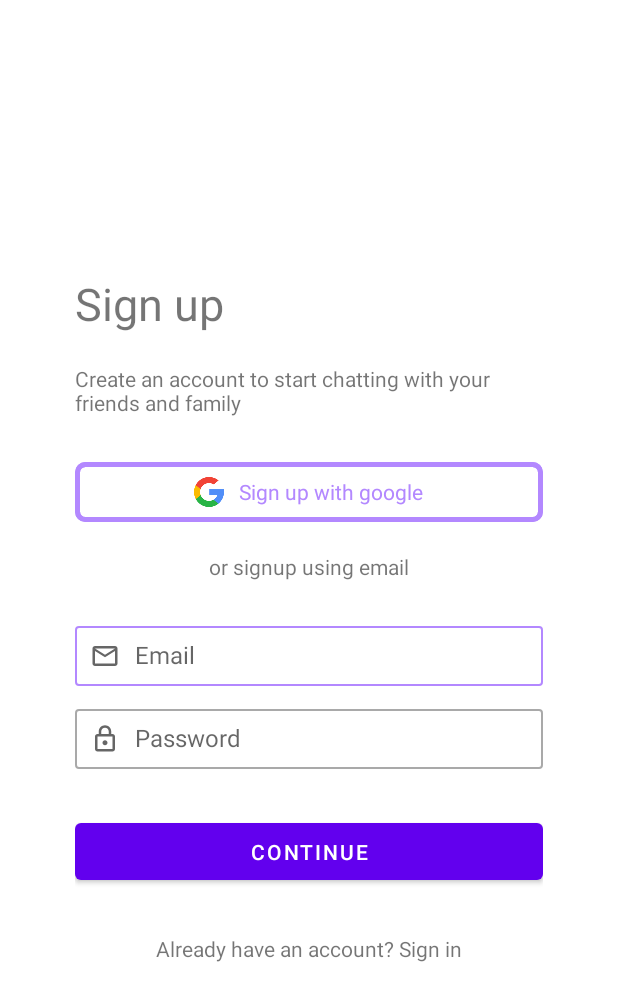
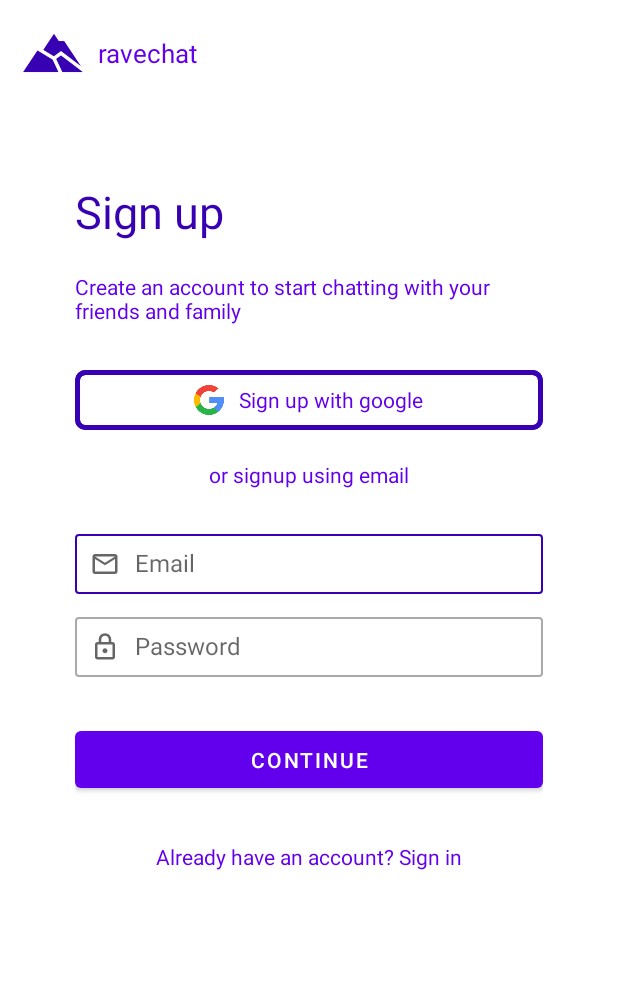
Before and after one commit to Abu-muhab/rave_chat, an Android app: the layout fragment_login.xml on its own in the app's theme, with its tools: preview values and no code run, on a phone screen of 412 x 824 dp. Shown: the top 1001 px of the screen. Run offline under Robolectric (Android 15) with nearby library versions, the phone set to English and light mode, and no system bars.

Commit message:
signup page

```diff
--- a/app/src/main/java/com/abumuhab/chat/LoginFragment.kt
+++ b/app/src/main/java/com/abumuhab/chat/LoginFragment.kt
@@ -1,11 +1,13 @@
 package com.abumuhab.chat
 
+import android.app.Activity
 import android.os.Bundle
 import android.util.Log
 import androidx.fragment.app.Fragment
 import android.view.LayoutInflater
 import android.view.View
 import android.view.ViewGroup
+import android.view.inputmethod.InputMethodManager
 import androidx.appcompat.app.AppCompatActivity
 import androidx.databinding.DataBindingUtil
 import com.abumuhab.chat.databinding.FragmentLoginBinding
@@ -21,10 +23,13 @@ class LoginFragment : Fragment() {
         inflater: LayoutInflater, container: ViewGroup?,
         savedInstanceState: Bundle?
     ): View? {
-        // Inflate the layout for this fragment
         val binding: FragmentLoginBinding = DataBindingUtil.inflate<FragmentLoginBinding>(inflater,R.layout.fragment_login, container, false)
+        (activity as AppCompatActivity).supportActionBar?.hide()
 
-        (activity as AppCompatActivity).supportActionBar?.hide()
+        binding.signupContainer.setOnClickListener {
+            val imm = requireContext().getSystemService(Activity.INPUT_METHOD_SERVICE) as InputMethodManager
+            imm.hideSoftInputFromWindow(it.windowToken,0)
+        }
 
         return  binding.root
     }
--- a/app/src/main/res/layout/fragment_login.xml
+++ b/app/src/main/res/layout/fragment_login.xml
@@ -2,12 +2,44 @@
 <layout xmlns:android="http://schemas.android.com/apk/res/android"
     xmlns:app="http://schemas.android.com/apk/res-auto"
     xmlns:tools="http://schemas.android.com/tools">
+
+    <ScrollView
+        android:layout_width="match_parent"
+        android:layout_height="match_parent">
         <LinearLayout
             android:layout_width="match_parent"
-        android:layout_height="match_parent"
+            android:layout_height="wrap_content"
+            android:orientation="vertical">
+
+            <LinearLayout
+                android:layout_width="match_parent"
+                android:layout_height="wrap_content"
+                android:padding="15dp"
+                android:orientation="horizontal">
+                <ImageView
+                    android:layout_width="40dp"
+                    android:layout_height="40dp"
+                    app:tint="@color/primary"
+                    android:src="@drawable/mountain"/>
+                <TextView
+                    android:layout_width="wrap_content"
+                    android:layout_height="wrap_content"
+                    android:layout_gravity="center"
+                    android:textSize="17sp"
+                    android:textColor="@color/primary_light"
+                    android:layout_marginStart="10dp"
+                    android:text="ravechat"/>
+            </LinearLayout>
+
+            <LinearLayout
+                android:id="@+id/signup_container"
+                android:layout_width="match_parent"
+                android:layout_height="wrap_content"
+                android:clickable="true"
+                android:focusable="true"
+                android:gravity="center"
                 android:orientation="vertical"
                 android:padding="50dp"
-        android:gravity="center"
                 tools:context=".LoginFragment">
 
 
@@ -15,37 +47,41 @@
                     android:id="@+id/signupText"
                     android:layout_width="match_parent"
                     android:layout_height="wrap_content"
-            android:textSize="30sp"
-            android:text="Sign up" />
+                    android:textColor="@color/primary"
+                    android:text="Sign up"
+                    android:textSize="30sp" />
 
                 <TextView
-            android:paddingTop="20dp"
                     android:layout_width="match_parent"
                     android:layout_height="wrap_content"
                     android:layout_marginBottom="30dp"
+                    android:paddingTop="20dp"
+                    android:textColor="@color/primary_light"
                     android:text="Create an account to start chatting with your friends and family" />
 
                 <LinearLayout
                     android:id="@+id/signup_with_google"
+                    android:layout_width="match_parent"
+                    android:layout_height="wrap_content"
+                    android:layout_marginBottom="20dp"
                     android:background="@drawable/signup_with_google_button"
-            android:layout_width="match_parent"
-            android:padding="10dp"
-            android:orientation="horizontal"
                     android:clickable="true"
                     android:focusable="true"
                     android:gravity="center"
-            android:layout_marginBottom="20dp"
-            android:layout_height="wrap_content">
+                    android:orientation="horizontal"
+                    android:padding="10dp">
+
                     <ImageView
                         android:layout_width="20dp"
                         android:layout_height="20dp"
-                android:src="@drawable/search"
-                android:layout_marginRight="10dp"/>
+                        android:layout_marginRight="10dp"
+                        android:src="@drawable/search" />
+
                     <TextView
                         android:layout_width="wrap_content"
                         android:layout_height="wrap_content"
-                android:textColor="@color/primary"
-                android:text="Sign up with google"/>
+                        android:text="Sign up with google"
+                        android:textColor="@color/primary_light" />
                 </LinearLayout>
 
                 <TextView
@@ -53,33 +89,35 @@
                     android:layout_width="wrap_content"
                     android:layout_height="wrap_content"
                     android:layout_gravity="center"
+                    android:textColor="@color/primary_light"
                     android:text="or signup using email" />
 
                 <EditText
-            android:layout_marginTop="30dp"
-            android:layout_marginBottom="15dp"
                     android:id="@+id/editTextTextPersonName"
                     android:layout_width="match_parent"
                     android:layout_height="40dp"
-            android:textSize="16dp"
+                    android:layout_marginTop="30dp"
+                    android:layout_marginBottom="15dp"
+                    android:background="@drawable/custom_input"
+                    android:drawableLeft="@drawable/ic_outline_email_24"
+                    android:drawablePadding="10dp"
+                    android:hint="Email"
+                    android:inputType="textPersonName"
                     android:padding="10dp"
-            android:inputType="textPersonName"
-            android:background="@drawable/custom_input"
-            android:drawablePadding="10dp"
-            android:drawableLeft="@drawable/ic_outline_email_24"
-            android:hint="Email" />
+                    android:textSize="16dp" />
+
                 <EditText
-            android:layout_marginBottom="30dp"
                     android:id="@+id/editTextTextPersonNames"
                     android:layout_width="match_parent"
                     android:layout_height="40dp"
-            android:textSize="16dp"
+                    android:layout_marginBottom="30dp"
+                    android:background="@drawable/custom_input"
+                    android:drawableLeft="@drawable/ic_outline_lock_24"
+                    android:drawablePadding="10dp"
+                    android:hint="Password"
+                    android:inputType="textPersonName"
                     android:padding="10dp"
-            android:drawablePadding="10dp"
-            android:inputType="textPersonName"
-            android:background="@drawable/custom_input"
-            android:hint="Password"
-            android:drawableLeft="@drawable/ic_outline_lock_24"/>
+                    android:textSize="16dp" />
 
                 <Button
                     android:id="@+id/button3"
@@ -88,13 +126,16 @@
                     android:text="Continue" />
 
                 <TextView
-            android:layout_marginTop="30dp"
                     android:id="@+id/textView5"
                     android:layout_width="wrap_content"
                     android:layout_height="wrap_content"
                     android:layout_gravity="center"
+                    android:layout_marginTop="30dp"
+                    android:textColor="@color/primary_light"
                     android:text="Already have an account? Sign in" />
 
             </LinearLayout>
+        </LinearLayout>
+    </ScrollView>
 
 </layout>
--- a/app/src/main/res/values/colors.xml
+++ b/app/src/main/res/values/colors.xml
@@ -7,7 +7,8 @@
     <color name="teal_700">#FF018786</color>
     <color name="black">#FF000000</color>
     <color name="white">#FFFFFFFF</color>
-    <color name="primary">#b388ff</color>
+    <color name="primary">#FF3700B3</color>
     <color name="accent">#e7b9ff</color>
+    <color name="primary_light">#FF6200EE</color>
     <color name="darkGrey">#A9A9A9</color>
 </resources>
```
Also changed, not shown: app/src/main/res/drawable/mountain.png (added). Lines whose indentation alone changed are shown as unchanged.
